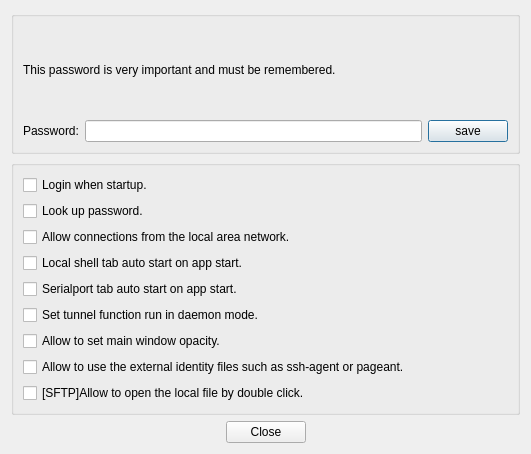
Above: woterm/qwoadmindialog.ui from aoyiduo/woterm before the change. Below: the same form after it.
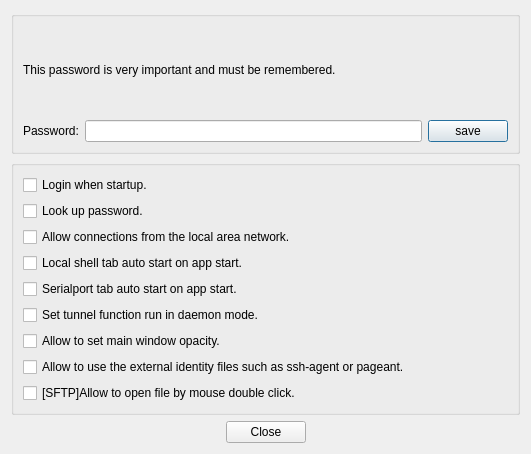
That is the form after the change. Icons and pictures are not drawn.

Commit message: v9.28.12 [极速定位]优化工具栏的极速定位框，允许用户编辑会话属性。 [会话导入]支持xshell及securcrt的会话导入。 [SFTP]优化远程文件,允许创建空白文件。 [SFTP]增强远程文件的本地编辑能力，允许根据不同的文件类型优先级设置并选择不同的编辑工具。 [SFTP]修复因.bashrc等配置如echo输出而导致的SFTP初始化失败缺陷。 [MacOS]修复MacOS13.x下潜在的机器码生成异常缺陷。

```diff
--- a/woterm/qwoadmindialog.ui
+++ b/woterm/qwoadmindialog.ui
@@ -140,7 +140,7 @@
         <item>
          <widget class="QCheckBox" name="chkOpenLocalFile">
           <property name="text">
-           <string>[SFTP]Allow to open the local file by double click.</string>
+           <string>[SFTP]Allow to open file by mouse double click.</string>
           </property>
          </widget>
         </item>
```
Left out of the diff: 2 changed lines with no effect on the pictures. The commit also changes 45 other files.
